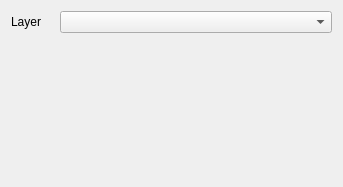
The window that eda-klayout/src/lay/lay/ReplacePropertiesShape.ui (tolgauye/GMOS) describes before a commit, drawn with Qt 5.
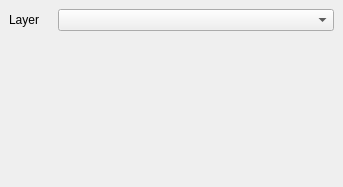
The same window after the commit. Icons and pictures are not drawn. Custom widgets are drawn as their Qt base class.

What changed in the file:
```diff
--- a/eda-klayout/src/lay/lay/ReplacePropertiesShape.ui
+++ b/eda-klayout/src/lay/lay/ReplacePropertiesShape.ui
@@ -13,11 +13,31 @@
   <property name="windowTitle">
    <string>Form</string>
   </property>
-  <layout class="QGridLayout">
-   <property name="spacing">
+  <layout class="QGridLayout" >
+   <property name="margin" >
+    <number>9</number>
+   </property>
+   <property name="spacing" >
     <number>6</number>
    </property>
-   <item row="2" column="0" colspan="3">
+   <item row="0" column="1" >
+    <widget class="QLabel" name="label_57" >
+     <property name="text" >
+      <string/>
+     </property>
+     <property name="pixmap" >
+      <pixmap resource="layResources.qrc" >:/right.png</pixmap>
+     </property>
+    </widget>
+   </item>
+   <item row="0" column="0" >
+    <widget class="QLabel" name="label_47" >
+     <property name="text" >
+      <string>Layer</string>
+     </property>
+    </widget>
+   </item>
+   <item row="1" column="0" colspan="3" >
     <spacer>
      <property name="orientation">
       <enum>Qt::Vertical</enum>
@@ -30,49 +50,18 @@
      </property>
     </spacer>
    </item>
-   <item row="0" column="0">
-    <widget class="QLabel" name="label_47">
-     <property name="text">
-      <string>Layer</string>
-     </property>
-    </widget>
-   </item>
-   <item row="0" column="2">
-    <widget class="lay::LayerSelectionComboBox" name="shape_layer">
-     <property name="sizePolicy">
-      <sizepolicy hsizetype="Ignored" vsizetype="Preferred">
+   <item row="0" column="2" >
+    <widget class="lay::LayerSelectionComboBox" name="shape_layer" >
+     <property name="sizePolicy" >
+      <sizepolicy>
+       <hsizetype>7</hsizetype>
+       <vsizetype>5</vsizetype>
        <horstretch>0</horstretch>
        <verstretch>0</verstretch>
       </sizepolicy>
      </property>
-     <property name="sizeAdjustPolicy">
-      <enum>QComboBox::AdjustToContents</enum>
-     </property>
     </widget>
    </item>
-   <item row="0" column="1">
-    <widget class="QLabel" name="label_57">
-     <property name="text">
-      <string/>
-     </property>
-     <property name="pixmap">
-      <pixmap resource="../../icons/icons.qrc">:/right_16px@2x.png</pixmap>
-     </property>
-    </widget>
-   </item>
-   <item row="1" column="2">
-    <spacer name="horizontalSpacer">
-     <property name="orientation">
-      <enum>Qt::Horizontal</enum>
-     </property>
-     <property name="sizeHint" stdset="0">
-      <size>
-       <width>40</width>
-       <height>20</height>
-      </size>
-     </property>
-    </spacer>
-   </item>
   </layout>
  </widget>
  <customwidgets>
```
Left out of the diff: 17 changed lines with no effect on the pictures.
